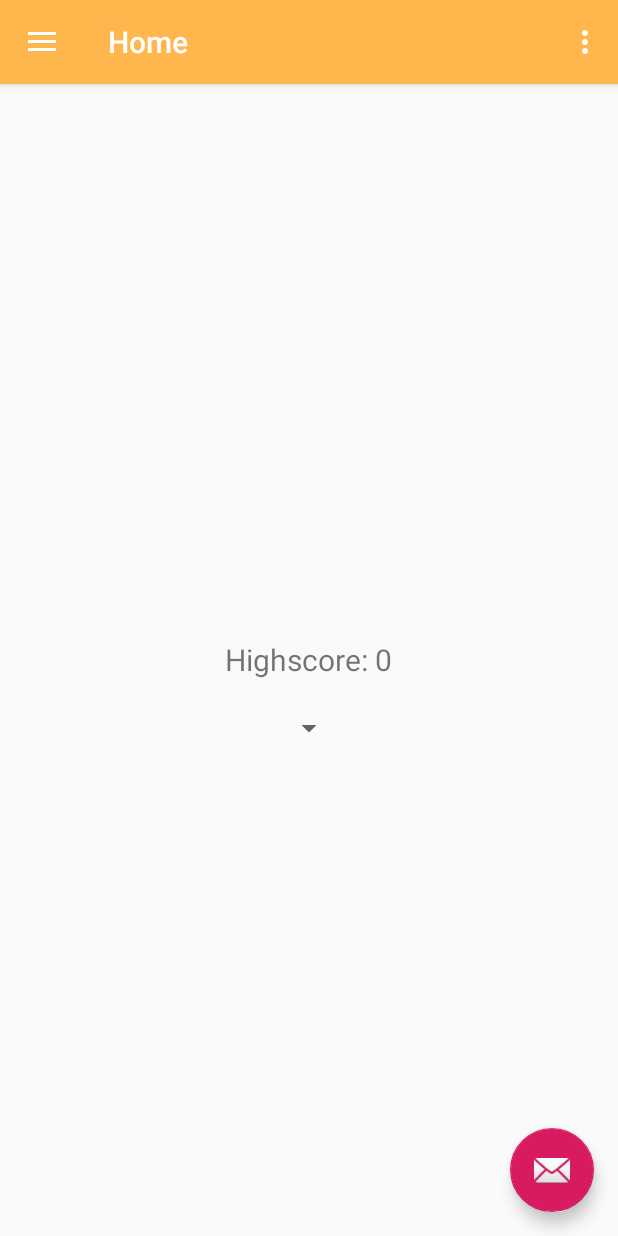
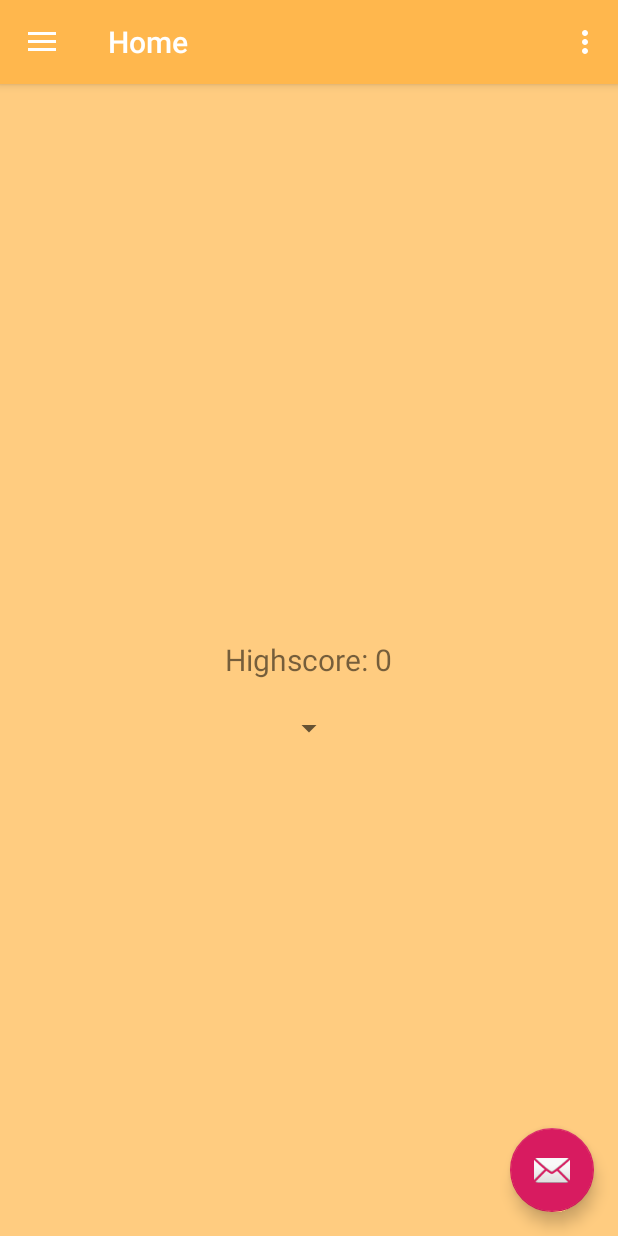
Before and after one commit to readinda/OHQuizApp, an Android app: the screen it shows after launch (MainActivity), on a phone screen of 412 x 824 dp. Run offline under Robolectric (Android 15) with nearby library versions, the phone set to English and light mode, and no system bars; our stand-ins replace navigation-ui.

Commit message:
nambahin warna di background

```diff
--- a/app/src/main/res/layout/activity_main.xml
+++ b/app/src/main/res/layout/activity_main.xml
@@ -20,6 +20,7 @@
         android:layout_gravity="start"
         android:fitsSystemWindows="true"
         app:headerLayout="@layout/nav_header_main"
-        app:menu="@menu/activity_main_drawer"/>
+        app:menu="@menu/activity_main_drawer"
+        android:background="#ffcc80"/>
 
 </androidx.drawerlayout.widget.DrawerLayout>
--- a/app/src/main/res/layout/activity_quiz.xml
+++ b/app/src/main/res/layout/activity_quiz.xml
@@ -5,7 +5,7 @@
     android:layout_width="match_parent"
     android:layout_height="match_parent"
     android:padding="@dimen/padding"
-    android:background="#fff"
+    android:background="#ffffb0"
     tools:context=".QuizActivity">
 
     <TextView
--- a/app/src/main/res/layout/category_fragment.xml
+++ b/app/src/main/res/layout/category_fragment.xml
@@ -6,7 +6,7 @@
     android:layout_width="match_parent"
     android:layout_height="match_parent"
     android:padding="16dp"
-    android:background="#fff"
+    android:background="#ffcc80"
     tools:context=".MainActivity">
 
     <androidx.recyclerview.widget.RecyclerView
--- a/app/src/main/res/layout/content_main.xml
+++ b/app/src/main/res/layout/content_main.xml
@@ -5,6 +5,7 @@
     android:layout_width="match_parent"
     android:layout_height="match_parent"
     android:id="@+id/container"
+    android:background="#ffcc80"
     app:layout_behavior="@string/appbar_scrolling_view_behavior"
     tools:showIn="@layout/app_bar_main">
 
--- a/app/src/main/res/layout/fragment_blank.xml
+++ b/app/src/main/res/layout/fragment_blank.xml
@@ -3,6 +3,7 @@
     xmlns:tools="http://schemas.android.com/tools"
     android:layout_width="match_parent"
     android:layout_height="match_parent"
+    android:background="#ffcc80"
     tools:context=".BlankFragment">
 
     <!-- TODO: Update blank fragment layout -->
--- a/app/src/main/res/layout/fragment_home.xml
+++ b/app/src/main/res/layout/fragment_home.xml
@@ -2,7 +2,8 @@
 <RelativeLayout xmlns:android="http://schemas.android.com/apk/res/android"
     xmlns:app="http://schemas.android.com/apk/res-auto"
     android:layout_width="match_parent"
-    android:layout_height="match_parent">
+    android:layout_height="match_parent"
+    android:background="#ffcc80">
 
     <TextView
         android:id="@+id/txtHighScore"
```
